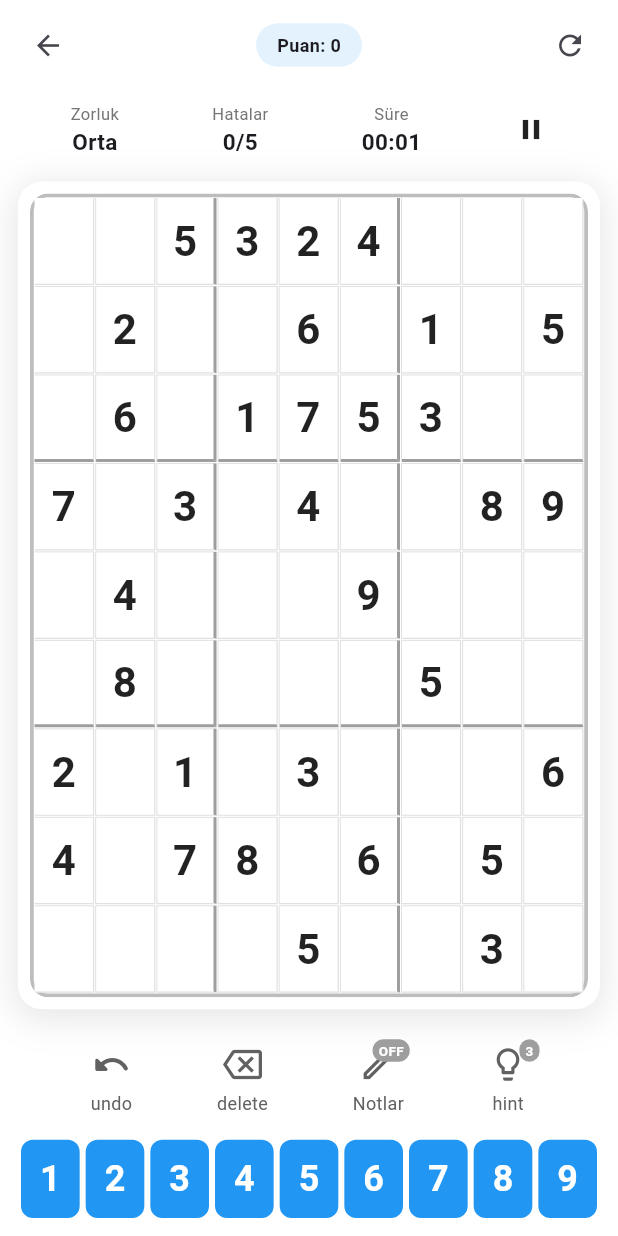
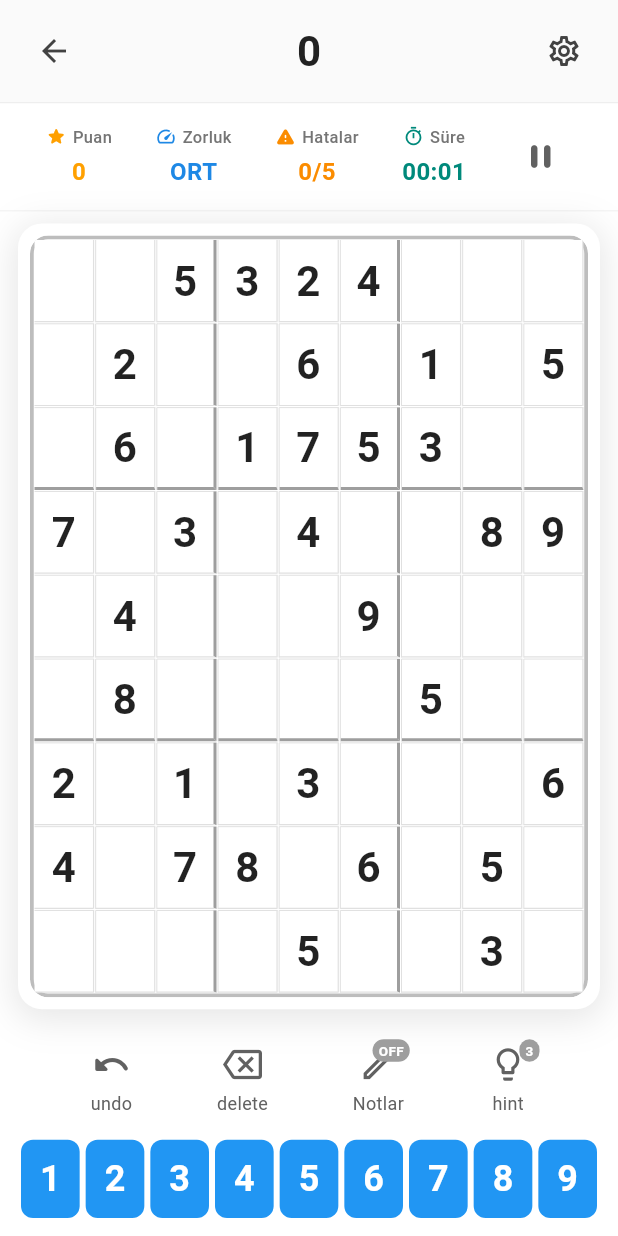
Before and after one commit to gokhananac66/Gokhan, a Flutter app: the GameScreen screen opened directly with empty values, on a phone screen of 412 x 824 dp. Run offline on Flutter 3.47's test engine with Material 3 defaults, Android fonts, the phone set to English and light mode, and no system bars; our stand-ins replace audioplayers, firebase_auth, firebase_core, firebase_database, fl_chart, google_sign_in and 2 more; accounts and stored records are empty; network calls fail; statements that could not run were skipped.

Commit message:
Feature: Modernize game screen UI (v2.0 design)
Changes to GameScreen:
- New clean top bar with settings button (top-right)
- Modern 4-column info bar: Score | Difficulty | Errors | Time
- Each stat has colored icon and clean typography
- Added game settings dialog (pause, reset, main menu)
- Removed old refresh button
- Better spacing and soft colors (grey/blue tones)

Changes to HomeScreen:
- Replaced DailyChallengeCard with new CalendarChallengeCard
- Shows mini calendar (last 7 days) with completion stars
- Cleaner design matching reference app
- Trophy icon + gradient background
- Big "Play" button for active challenges

This brings the UI much closer to modern sudoku app standards!

```diff
--- a/test_sudoku/lib/screens/game_screen.dart
+++ b/test_sudoku/lib/screens/game_screen.dart
@@ -540,40 +540,226 @@ class _GameScreenState extends State<GameScreen> {
   Widget _buildTopBar() {
     final isDark = Theme.of(context).brightness == Brightness.dark;
     return Container(
-      padding: const EdgeInsets.symmetric(horizontal: 8, vertical: 6),
-      color: isDark ? const Color(0xFF1E1E1E) : Colors.white,
+      padding: const EdgeInsets.symmetric(horizontal: 12, vertical: 10),
+      decoration: BoxDecoration(
+        color: isDark ? const Color(0xFF1E1E1E) : Colors.grey[50],
+        border: Border(bottom: BorderSide(color: Colors.grey[200]!, width: 1)),
+      ),
       child: Row(children: [
-        IconButton(icon: const Icon(Icons.arrow_back, size: 22), onPressed: () { if (widget.gameMode == GameMode.single) _saveGame(); Navigator.pop(context); }, padding: EdgeInsets.zero, constraints: const BoxConstraints()),
+        // Back button
+        IconButton(
+          icon: Icon(Icons.arrow_back, size: 24, color: isDark ? Colors.white : Colors.grey[800]),
+          onPressed: () {
+            if (widget.gameMode == GameMode.single) _saveGame();
+            Navigator.pop(context);
+          },
+          padding: EdgeInsets.zero,
+          constraints: const BoxConstraints(),
+        ),
         const Spacer(),
-        Container(padding: const EdgeInsets.symmetric(horizontal: 14, vertical: 6), decoration: BoxDecoration(color: isDark ? Colors.blue.shade900 : Colors.blue.shade50, borderRadius: BorderRadius.circular(16)),
-            child: Text(widget.gameMode == GameMode.single ? '${tr('score')}: $score' : '$player1Name: $player1Score | $player2Name: $player2Score', style: const TextStyle(fontWeight: FontWeight.bold, fontSize: 12))),
+        // Score display
+        Text(
+          widget.gameMode == GameMode.single ? '$score' : '$player1Score',
+          style: TextStyle(
+            fontSize: 28,
+            fontWeight: FontWeight.w600,
+            color: isDark ? Colors.white : Colors.grey[900],
+            fontFeatures: [FontFeature.tabularFigures()],
+          ),
+        ),
         const Spacer(),
-        IconButton(icon: const Icon(Icons.refresh, size: 22), onPressed: () {
-          showDialog(context: context, builder: (ctx) => AlertDialog(title: Text(tr('resetGame')), content: Text(tr('resetGameConfirm')), actions: [
-            TextButton(onPressed: () => Navigator.pop(ctx), child: Text(tr('cancel'))),
-            TextButton(onPressed: () { Navigator.pop(ctx); _clearSavedGame(); setState(() => _initGame()); }, child: Text(tr('reset'))),
-          ]));
-        }, padding: EdgeInsets.zero, constraints: const BoxConstraints()),
+        // Settings button (top-right)
+        IconButton(
+          icon: Icon(Icons.settings_outlined, size: 24, color: isDark ? Colors.white : Colors.grey[800]),
+          onPressed: () {
+            _showGameSettings();
+          },
+          padding: EdgeInsets.zero,
+          constraints: const BoxConstraints(),
+        ),
       ]),
+    );
+  }
+
+  // New: Game settings dialog
+  void _showGameSettings() {
+    showDialog(
+      context: context,
+      builder: (ctx) => AlertDialog(
+        title: Text(tr('settings')),
+        content: Column(
+          mainAxisSize: MainAxisSize.min,
+          children: [
+            ListTile(
+              leading: const Icon(Icons.pause),
+              title: Text(isPaused ? tr('resume') : tr('pause')),
+              onTap: () {
+                setState(() => isPaused = !isPaused);
+                Navigator.pop(ctx);
+              },
+            ),
+            ListTile(
+              leading: const Icon(Icons.refresh),
+              title: Text(tr('resetGame')),
+              onTap: () {
+                Navigator.pop(ctx);
+                showDialog(
+                  context: context,
+                  builder: (confirmCtx) => AlertDialog(
+                    title: Text(tr('resetGame')),
+                    content: Text(tr('resetGameConfirm')),
+                    actions: [
+                      TextButton(
+                        onPressed: () => Navigator.pop(confirmCtx),
+                        child: Text(tr('cancel')),
+                      ),
+                      TextButton(
+                        onPressed: () {
+                          Navigator.pop(confirmCtx);
+                          _clearSavedGame();
+                          setState(() => _initGame());
+                        },
+                        child: Text(tr('reset')),
+                      ),
+                    ],
+                  ),
+                );
+              },
+            ),
+            ListTile(
+              leading: const Icon(Icons.home),
+              title: Text(tr('mainMenu')),
+              onTap: () {
+                Navigator.pop(ctx);
+                if (widget.gameMode == GameMode.single) _saveGame();
+                Navigator.pop(context);
+              },
+            ),
+          ],
+        ),
+        actions: [
+          TextButton(
+            onPressed: () => Navigator.pop(ctx),
+            child: Text(tr('close')),
+          ),
+        ],
+      ),
     );
   }
 
   Widget _buildInfoBar() {
     final isDark = Theme.of(context).brightness == Brightness.dark;
     return Container(
-      padding: const EdgeInsets.symmetric(horizontal: 16, vertical: 8),
-      color: isDark ? const Color(0xFF1E1E1E) : Colors.white,
-      child: Row(mainAxisAlignment: MainAxisAlignment.spaceAround, children: [
-        _buildInfoItem(tr('difficulty'), _getLocalizedDifficulty(widget.difficulty)),
-        _buildInfoItem(tr('errors'), '$errors/$maxErrors'),
-        if (timerEnabled) _buildInfoItem(tr('time'), _formatTime(seconds)),
-        InkWell(onTap: () { _playClickSound(); setState(() => isPaused = !isPaused); }, child: Icon(isPaused ? Icons.play_arrow : Icons.pause, size: 22)),
-      ]),
+      padding: const EdgeInsets.symmetric(horizontal: 16, vertical: 14),
+      decoration: BoxDecoration(
+        color: isDark ? const Color(0xFF1E1E1E) : Colors.white,
+        border: Border(bottom: BorderSide(color: Colors.grey[100]!, width: 1)),
+      ),
+      child: Row(
+        mainAxisAlignment: MainAxisAlignment.spaceAround,
+        children: [
+          // All Levels: Always show these 4 stats
+          _buildModernInfoItem(
+            label: widget.gameMode == GameMode.single ? tr('score') : tr('score'),
+            value: widget.gameMode == GameMode.single ? '$score' : '$player1Score',
+            icon: Icons.star_rounded,
+            color: Colors.amber[700]!,
+          ),
+          _buildModernInfoItem(
+            label: tr('difficulty'),
+            value: _getShortDifficulty(widget.difficulty),
+            icon: Icons.speed_rounded,
+            color: Colors.blue[600]!,
+          ),
+          _buildModernInfoItem(
+            label: tr('errors'),
+            value: '$errors/$maxErrors',
+            icon: Icons.warning_rounded,
+            color: errors >= maxErrors - 1 ? Colors.red[600]! : Colors.orange[600]!,
+          ),
+          if (timerEnabled)
+            _buildModernInfoItem(
+              label: tr('time'),
+              value: _formatTime(seconds),
+              icon: Icons.timer_outlined,
+              color: Colors.teal[600]!,
+            ),
+          // Pause button
+          InkWell(
+            onTap: () {
+              _playClickSound();
+              setState(() => isPaused = !isPaused);
+            },
+            borderRadius: BorderRadius.circular(8),
+            child: Padding(
+              padding: const EdgeInsets.all(8.0),
+              child: Icon(
+                isPaused ? Icons.play_arrow_rounded : Icons.pause_rounded,
+                size: 26,
+                color: isDark ? Colors.white70 : Colors.grey[700],
+              ),
+            ),
+          ),
+        ],
+      ),
     );
   }
 
-  Widget _buildInfoItem(String label, String value) {
-    return Column(children: [Text(label, style: TextStyle(fontSize: 11, color: Colors.grey.shade600)), Text(value, style: const TextStyle(fontSize: 15, fontWeight: FontWeight.bold))]);
+  Widget _buildModernInfoItem({
+    required String label,
+    required String value,
+    required IconData icon,
+    required Color color,
+  }) {
+    return Column(
+      mainAxisSize: MainAxisSize.min,
+      children: [
+        Row(
+          mainAxisSize: MainAxisSize.min,
+          children: [
+            Icon(icon, size: 14, color: color),
+            const SizedBox(width: 4),
+            Text(
+              label,
+              style: TextStyle(
+                fontSize: 11,
+                color: Colors.grey[600],
+                fontWeight: FontWeight.w500,
+              ),
+            ),
+          ],
+        ),
+        const SizedBox(height: 4),
+        Text(
+          value,
+          style: TextStyle(
+            fontSize: 16,
+            fontWeight: FontWeight.w700,
+            color: color,
+            fontFeatures: [FontFeature.tabularFigures()],
+          ),
+        ),
+      ],
+    );
+  }
+
+  String _getShortDifficulty(String difficulty) {
+    switch (difficulty) {
+      case 'Kolay':
+        return tr('easy').substring(0, 3).toUpperCase();
+      case 'Orta':
+        return tr('medium').substring(0, 3).toUpperCase();
+      case 'Zor':
+        return tr('hard').substring(0, 3).toUpperCase();
+      case 'Uzman':
+        return tr('expert').substring(0, 3).toUpperCase();
+      case 'Usta':
+        return tr('master').substring(0, 3).toUpperCase();
+      case 'Ekstrem':
+        return 'EXT';
+      default:
+        return difficulty.substring(0, 3).toUpperCase();
+    }
   }
 
   Widget _buildMultiplayerScore() {
--- a/test_sudoku/lib/screens/home_screen.dart
+++ b/test_sudoku/lib/screens/home_screen.dart
@@ -14,7 +14,7 @@ import '../services/daily_reward_service.dart';
 import '../services/daily_challenge_service.dart';
 import '../widgets/sudoku_clash_logo.dart';
 import '../widgets/daily_reward_dialog.dart';
-import '../widgets/daily_challenge_card.dart';
+import '../widgets/calendar_challenge_card.dart';
 
 class HomeScreen extends StatefulWidget {
   const HomeScreen({super.key});
@@ -773,7 +773,7 @@ class _HomeScreenState extends State<HomeScreen> {
 
                 // DAILY CHALLENGE (if available and user is logged in)
                 if (_dailyChallenge != null && _user != null) ...[
-                  DailyChallengeCard(
+                  CalendarChallengeCard(
                     challenge: _dailyChallenge!,
                     onTap: () async {
                       // Map challenge difficulty to Turkish difficulty names
```
Also changed, not shown: test_sudoku/lib/widgets/calendar_challenge_card.dart (added, +225 -0 lines).
